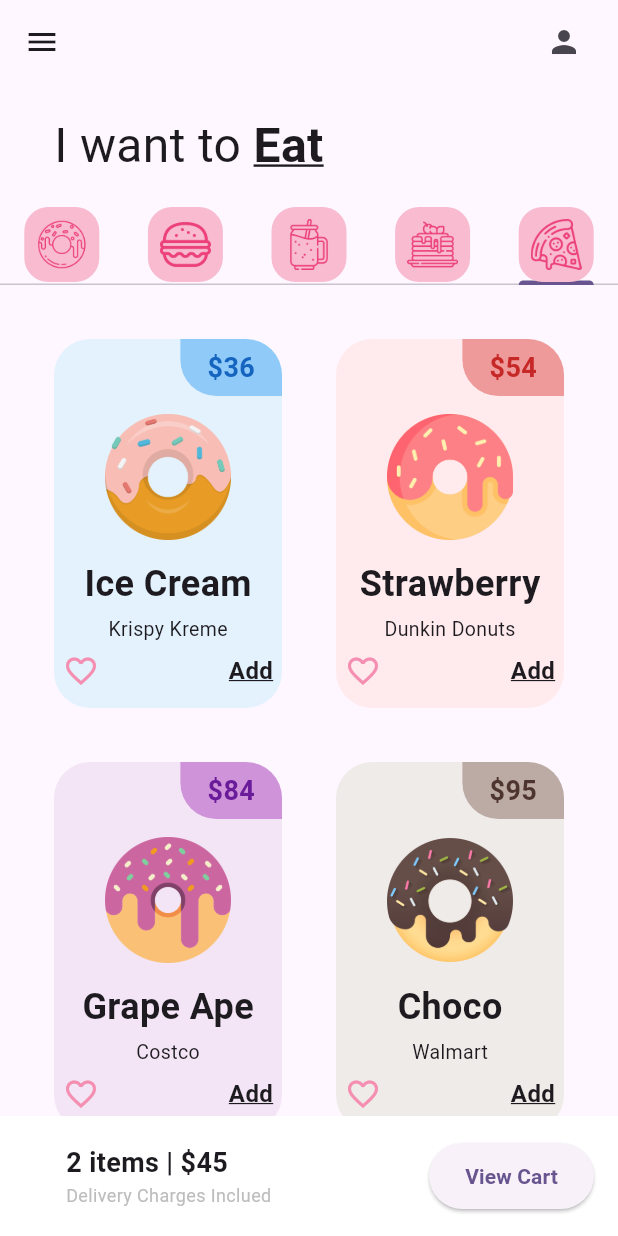
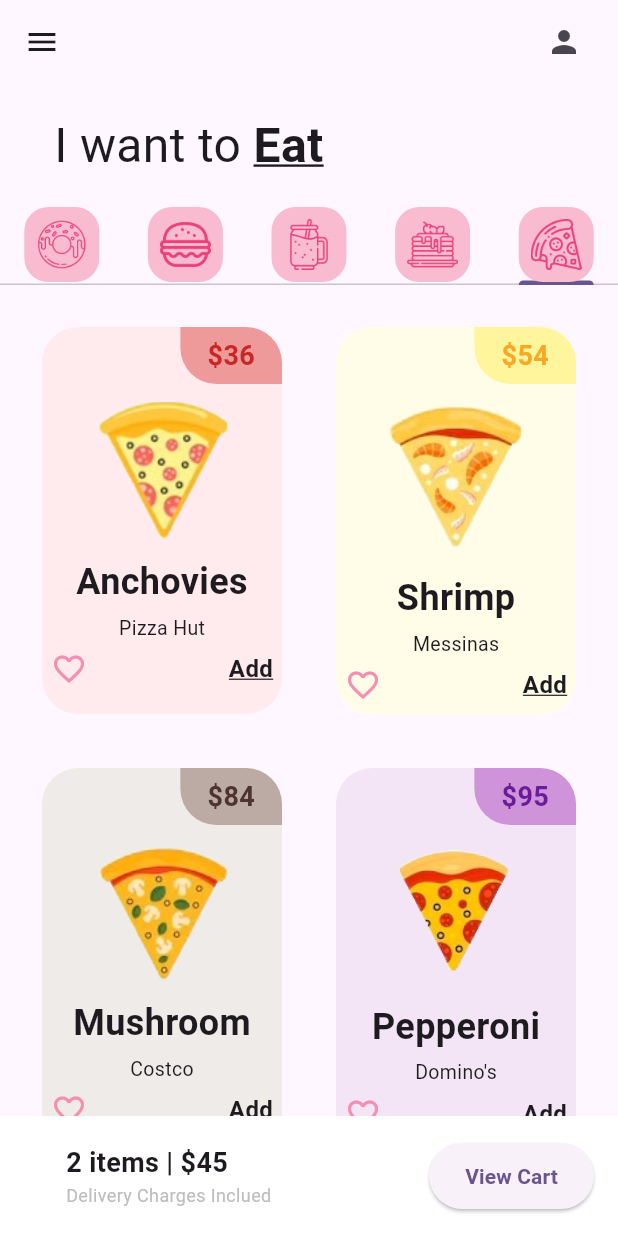
Before and after one commit to Dalai-02/donut_app_2b, a Flutter app: the screen it shows after launch, tab 5 chosen, on a phone screen of 412 x 824 dp. Run offline on Flutter 3.47's test engine with Material 3 defaults, Android fonts, the phone set to English and light mode, and no system bars.

Commit message:
Pizza Tab Finish

```diff
--- a/lib/tabs/pizza_tab.dart
+++ b/lib/tabs/pizza_tab.dart
@@ -1,18 +1,18 @@
-import 'package:donut_app_2b/utils/donut_tile.dart';
+import 'package:donut_app_2b/utils/pizzza_tile.dart';
 import 'package:flutter/material.dart';
 
 class PizzaTab extends StatelessWidget {
   //Lista de Donas
-  final List donutsOnSale = [
-    //[doonutFlavor, donutStore, donutPrice, donutColor, imageName]
-    ["Ice Cream", "Krispy Kreme", "36", Colors.blue, "lib/images/icecream_donut.png"],
-    ["Strawberry", "Dunkin Donuts", "54", Colors.red,  "lib/images/strawberry_donut.png"],
-    ["Grape Ape", "Costco", "84", Colors.purple, "lib/images/grape_donut.png"],
-    ["Choco", "Walmart", "95", Colors.brown, "lib/images/chocolate_donut.png"],
-    ["Ice Cream", "Krispy Kreme", "36", Colors.blue, "lib/images/icecream_donut.png"],
-    ["Strawberry", "Dunkin Donuts", "54", Colors.red,  "lib/images/strawberry_donut.png"],
-    ["Grape Ape", "Costco", "84", Colors.purple, "lib/images/grape_donut.png"],
-    ["Choco", "Walmart", "95", Colors.brown, "lib/images/chocolate_donut.png"],
+  final List pizzasOnSale = [
+    //[doonutFlavor, pizzaStore, pizzaPrice, pizzaColor, imageName]
+    ["Anchovies", "Pizza Hut", "36", Colors.red, "lib/images/anchoas_pizza.png"],
+    ["Shrimp", "Messinas", "54", Colors.yellow,  "lib/images/camarones_pizza.png"],
+    ["Mushroom", "Costco", "84", Colors.brown, "lib/images/champiñon_pizza.png"],
+    ["Pepperoni", "Domino's", "95", Colors.purple, "lib/images/peperoni_pizza.png"],
+    ["Peppers", "Pizza y corre", "36", Colors.green, "lib/images/pimiento_pizza.png"],
+    ["Salami", "Sanetis", "84", Colors.brown, "lib/images/salami_pizza.png"],
+    ["Pineapple", "Superpizza", "54", Colors.yellow,  "lib/images/piña_pizza.png"],
+    ["Sausage", "Baleros", "95", Colors.red, "lib/images/salchicha_pizza.png"],
    ];
 
   PizzaTab({super.key});
@@ -21,8 +21,8 @@ class PizzaTab extends StatelessWidget {
   Widget build(BuildContext context) {
     return GridView.builder( //Grid View parametro para acomodar elementos en una cuadricula
       // Elementos de nuestra lista
-      itemCount: donutsOnSale.length, //Numero de elementos itemCount
-      padding: const EdgeInsets.all(18),
+      itemCount: pizzasOnSale.length, //Numero de elementos itemCount
+      padding: const EdgeInsets.all(10),
       //Organiza como distribuir
       gridDelegate: SliverGridDelegateWithFixedCrossAxisCount( //
         //Numero de columnas
@@ -30,12 +30,12 @@ class PizzaTab extends StatelessWidget {
         //Relacion de aspecto (proporción de aspecto)
         childAspectRatio: 1/1.5),
       itemBuilder: (context, index) {
-        return DonutTile(
-          donutFlavor: donutsOnSale[index][0],
-          donutStore: donutsOnSale[index][1],
-          donutPrice: donutsOnSale[index][2],
-          donutColor: donutsOnSale[index][3],
-          imageName: donutsOnSale[index][4],
+        return PizzaTile(
+          pizzaFlavor: pizzasOnSale[index][0],
+          pizzaStore: pizzasOnSale[index][1],
+          pizzaPrice: pizzasOnSale[index][2],
+          pizzaColor: pizzasOnSale[index][3],
+          imageName: pizzasOnSale[index][4],
         );
       });
   }
--- /dev/null
+++ b/lib/utils/pizzza_tile.dart
@@ -0,0 +1,94 @@
+import 'package:flutter/material.dart';
+
+class PizzaTile extends StatelessWidget {
+  final String pizzaFlavor;
+  final String pizzaStore;
+  final String pizzaPrice;
+  final dynamic pizzaColor; //dynamic será un tipo de color
+  final String imageName;
+
+  const PizzaTile({super.key, required this.pizzaFlavor, required this.pizzaStore, required this.pizzaPrice, this.pizzaColor, required this.imageName});
+
+  @override
+  Widget build(BuildContext context) {
+    return Padding(
+      padding: const EdgeInsets.all(18.0),
+      child: Container(
+        decoration: BoxDecoration(
+          color: pizzaColor[50],
+        borderRadius: BorderRadius.circular(24),
+        ),
+        child: Column(
+          children: [
+            //PriceTag
+            Row(
+              //Alinea a la derecha
+              mainAxisAlignment: MainAxisAlignment.end,
+              children: [
+                Container(
+                  decoration: BoxDecoration(
+                    color: pizzaColor[200],
+                    borderRadius: BorderRadius.only(
+                      bottomLeft: Radius.circular(24),
+                      topRight: Radius.circular(24),
+                    ),
+                  ),
+                  padding: const EdgeInsets.symmetric(horizontal: 18, vertical: 6),
+                  child: Text('\$$pizzaPrice' ,
+                  style: TextStyle(fontWeight: FontWeight.bold,
+                  fontSize: 18,
+                  color: pizzaColor[800],),
+                  ),
+                )
+              ],
+            ),
+
+            //Pizza Picture
+            Padding(
+              padding: const EdgeInsets.symmetric(vertical: 12, horizontal: 34),
+              child: Image.asset(imageName),
+            ),
+
+            //Pizza Text
+            Text(pizzaFlavor,
+            style: const TextStyle(fontWeight: FontWeight.bold, fontSize: 24),
+            ),
+            //Para tener un espacio entre textos
+            const SizedBox(
+              height: 4
+            ),
+            // Agregar texto a la tienda
+            Text(pizzaStore,
+            style: const TextStyle(fontWeight: FontWeight.w400, fontSize: 13),
+            ),
+
+            //Love icon + add buton
+            Padding(
+              padding: const EdgeInsets.all(6.0),
+              child: Row(
+                mainAxisAlignment: MainAxisAlignment.spaceBetween,
+                children: [
+                  Icon(
+                    Icons.favorite_border,
+                    color: Colors.pink[200]
+                  ),
+
+                const Text(
+                  "Add",
+                  style: TextStyle(
+                    fontSize: 16,
+                    fontWeight: FontWeight.bold,
+                    decoration: TextDecoration.underline,
+
+                  ),
+                ),
+                ],
+              ),
+            )
+
+          ],
+        ),
+      ),
+    );
+  }
+}
```
Also changed, not shown: lib/images/anchoas_pizza.png (added), lib/images/camarones_pizza.png (added), lib/images/champiñon_pizza.png (added), lib/images/peperoni_pizza.png (added), lib/images/pimiento_pizza.png (added), lib/images/piña_pizza.png (added), lib/images/salami_pizza.png (added), lib/images/salchicha_pizza.png (added).
